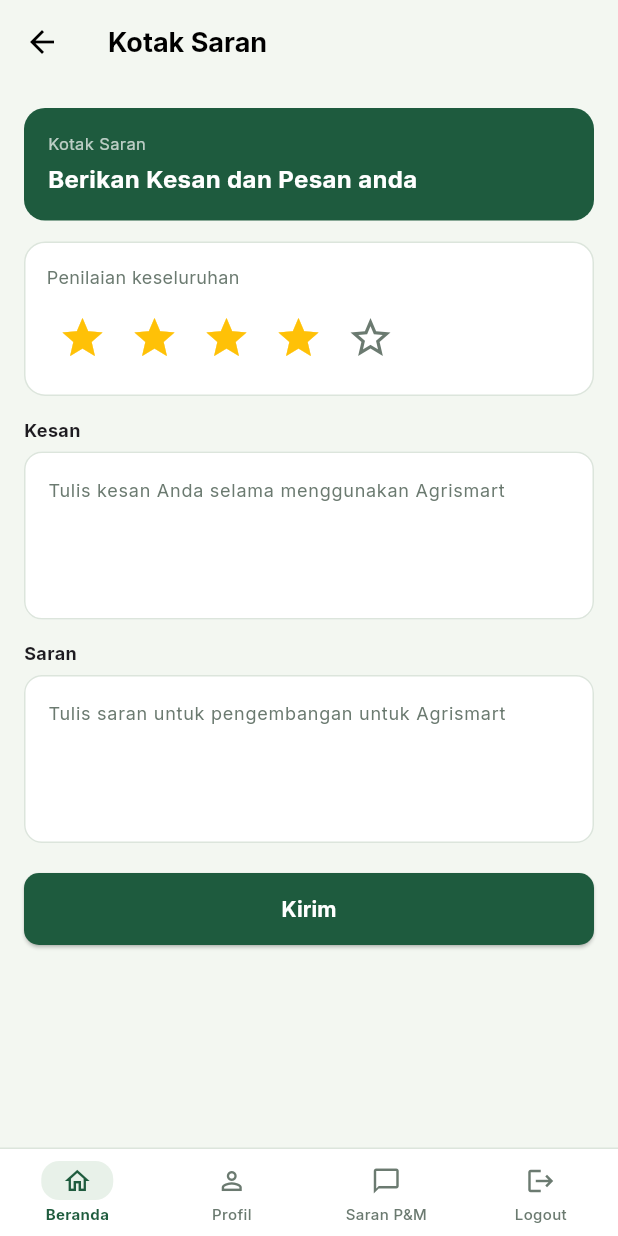
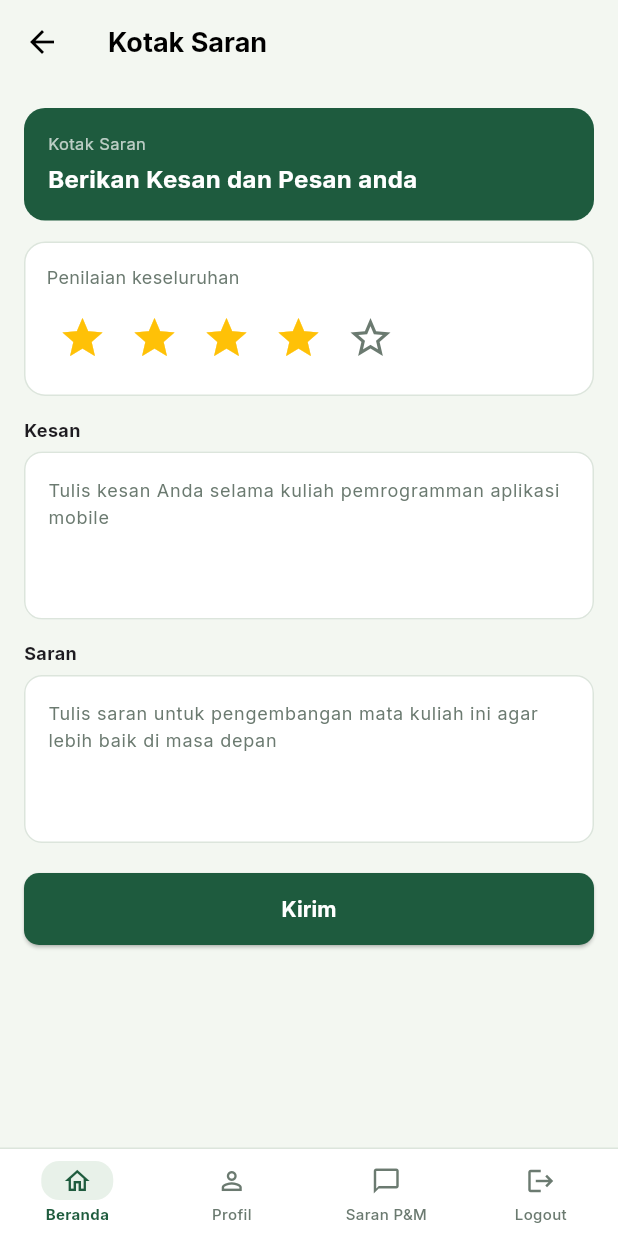
Before and after one commit to Agnaitaansw/AgriSmart_ProjectAkhirMobile, a Flutter app: the SaranPamScreen screen opened directly, on a phone screen of 412 x 824 dp. Run offline on Flutter 3.47's test engine with Material 3 defaults, Android fonts, the phone set to English and light mode, and no system bars; our stand-ins replace flutter_local_notifications, flutter_secure_storage, geolocator, google_fonts, image_picker, local_auth and 4 more; accounts and stored records are empty.

Commit message:
kesan pesan

```diff
--- a/lib/screens/home_page.dart
+++ b/lib/screens/home_page.dart
@@ -14,6 +14,7 @@
 import 'blockchain_log_screen.dart';
 import 'profil_screen.dart';
 import 'tanaman_screen.dart';
+import 'saran_pam_screen.dart';
 
 class _Feature {
   const _Feature(this.label, this.icon, [this.page]);
--- a/lib/screens/saran_pam_screen.dart
+++ b/lib/screens/saran_pam_screen.dart
@@ -1,6 +1,7 @@
 import 'package:flutter/material.dart';
 import '../utils/constants.dart';
 import '../widgets/common.dart';
+
 
 class SaranPamScreen extends StatefulWidget {
   const SaranPamScreen({super.key});
@@ -88,7 +89,7 @@
               maxLines: 4,
               style: const TextStyle(fontSize: 13),
               decoration: InputDecoration(
-                hintText: 'Tulis kesan Anda selama menggunakan Agrismart',
+                hintText: 'Tulis kesan Anda selama kuliah pemrogramman aplikasi mobile ',
                 hintStyle: const TextStyle(fontSize: 12, color: AppColors.muted),
                 filled: true,
                 fillColor: Colors.white,
@@ -112,7 +113,7 @@
               maxLines: 4,
               style: const TextStyle(fontSize: 13),
               decoration: InputDecoration(
-                hintText: 'Tulis saran untuk pengembangan untuk Agrismart',
+                hintText: 'Tulis saran untuk pengembangan mata kuliah ini agar lebih baik di masa depan',
                 hintStyle: const TextStyle(fontSize: 12, color: AppColors.muted),
                 filled: true,
                 fillColor: Colors.white,
```
Also changed, not shown: lib/widgets/common.dart (+7 -1 lines).
